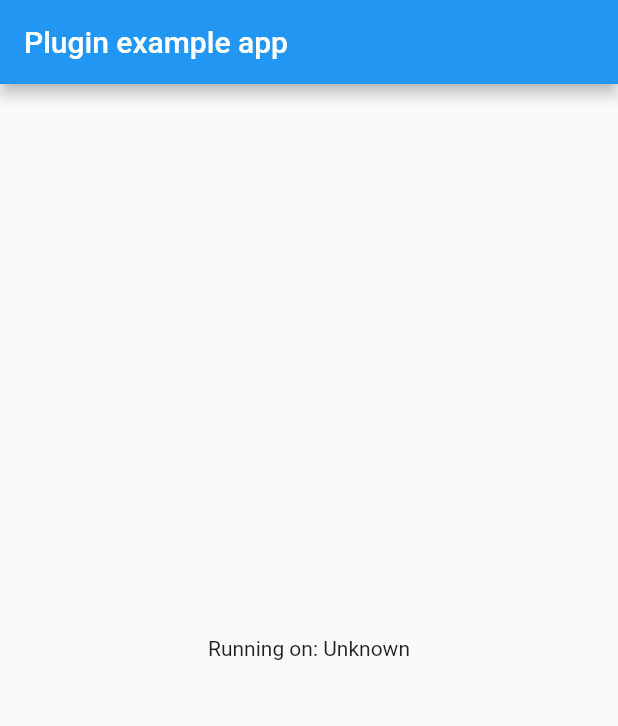
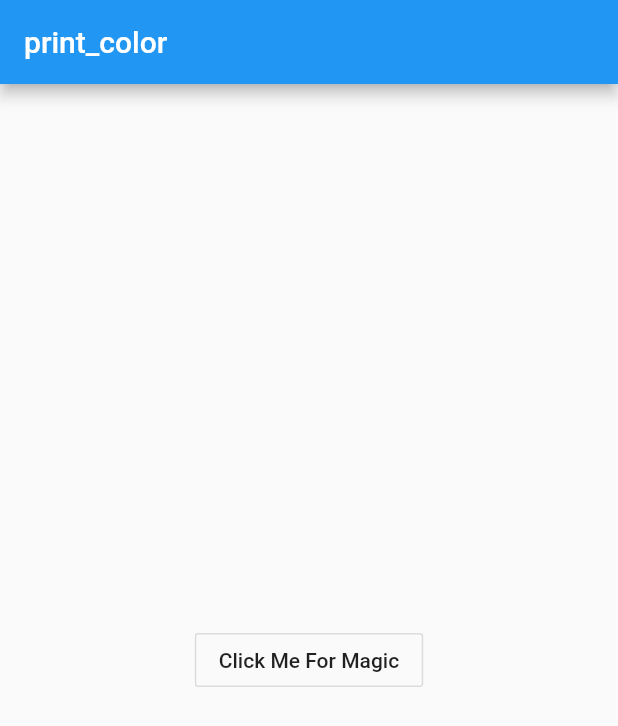
Before and after one commit to msayed-net/print_color, a Flutter app: the screen it shows after launch, on a phone screen of 412 x 824 dp. Shown: the top 726 px of the screen. Run offline on Flutter 3.47's test engine with Material 2 defaults, Android fonts, the light colour scheme and no system bars; missing offline and left inert: ansicolor.

Commit message:
some work

```diff
--- a/example/lib/main.dart
+++ b/example/lib/main.dart
@@ -1,7 +1,4 @@
 import 'package:flutter/material.dart';
-import 'dart:async';
-
-import 'package:flutter/services.dart';
 import 'package:print_color/print_color.dart';
 
 void main() => runApp(MyApp());
@@ -12,32 +9,9 @@ class MyApp extends StatefulWidget {
 }
 
 class _MyAppState extends State<MyApp> {
-  String _platformVersion = 'Unknown';
-
   @override
   void initState() {
     super.initState();
-    initPlatformState();
-  }
-
-  // Platform messages are asynchronous, so we initialize in an async method.
-  Future<void> initPlatformState() async {
-    String platformVersion;
-    // Platform messages may fail, so we use a try/catch PlatformException.
-    try {
-      platformVersion = await PrintColor.platformVersion;
-    } on PlatformException {
-      platformVersion = 'Failed to get platform version.';
-    }
-
-    // If the widget was removed from the tree while the asynchronous platform
-    // message was in flight, we want to discard the reply rather than calling
-    // setState to update our non-existent appearance.
-    if (!mounted) return;
-
-    setState(() {
-      _platformVersion = platformVersion;
-    });
   }
 
   @override
@@ -45,11 +19,22 @@ class _MyAppState extends State<MyApp> {
     return MaterialApp(
       home: Scaffold(
         appBar: AppBar(
-          title: const Text('Plugin example app'),
+          title: const Text('print_color'),
         ),
         body: Center(
-          child: Text('Running on: $_platformVersion\n'),
-        ),
+            child: OutlineButton(
+          onPressed: () {
+            Print.white('white');
+            Print.black('black');
+            Print.cyan('cyan');
+            Print.blue('blue');
+            Print.green('green');
+            Print.red('red');
+            Print.magenta('magenta');
+            Print.yellow('yellow');
+          },
+          child: Text('Click Me For Magic'),
+        )),
       ),
     );
   }
--- a/lib/print_color.dart
+++ b/lib/print_color.dart
@@ -1,13 +1,45 @@
-import 'dart:async';
+import 'package:ansicolor/ansicolor.dart';
 
-import 'package:flutter/services.dart';
+// ---- console colors ---- //
+AnsiPen _green = new AnsiPen()..green();
+AnsiPen _red = new AnsiPen()..red();
+AnsiPen _white = new AnsiPen()..white();
+AnsiPen _blue = new AnsiPen()..blue();
+AnsiPen _yellow = new AnsiPen()..yellow();
+AnsiPen _black = new AnsiPen()..black();
+AnsiPen _cyan = new AnsiPen()..cyan();
+AnsiPen _magenta = new AnsiPen()..magenta();
 
-class PrintColor {
-  static const MethodChannel _channel =
-      const MethodChannel('print_color');
+class Print {
+  static white(text) {
+    return print(_white(text));
+  }
 
-  static Future<String> get platformVersion async {
-    final String version = await _channel.invokeMethod('getPlatformVersion');
-    return version;
+  static black(text) {
+    return print(_black(text));
+  }
+
+  static cyan(text) {
+    return print(_cyan(text));
+  }
+
+  static blue(text) {
+    return print(_blue(text));
+  }
+
+  static green(text) {
+    return print(_green(text));
+  }
+
+  static red(text) {
+    return print(_red(text));
+  }
+
+  static magenta(text) {
+    return print(_magenta(text));
+  }
+
+  static yellow(text) {
+    return print(_yellow(text));
   }
 }
```
Also changed, not shown: pubspec.yaml (+11 -48 lines), example/pubspec.lock, pubspec.lock, 5 other files.
